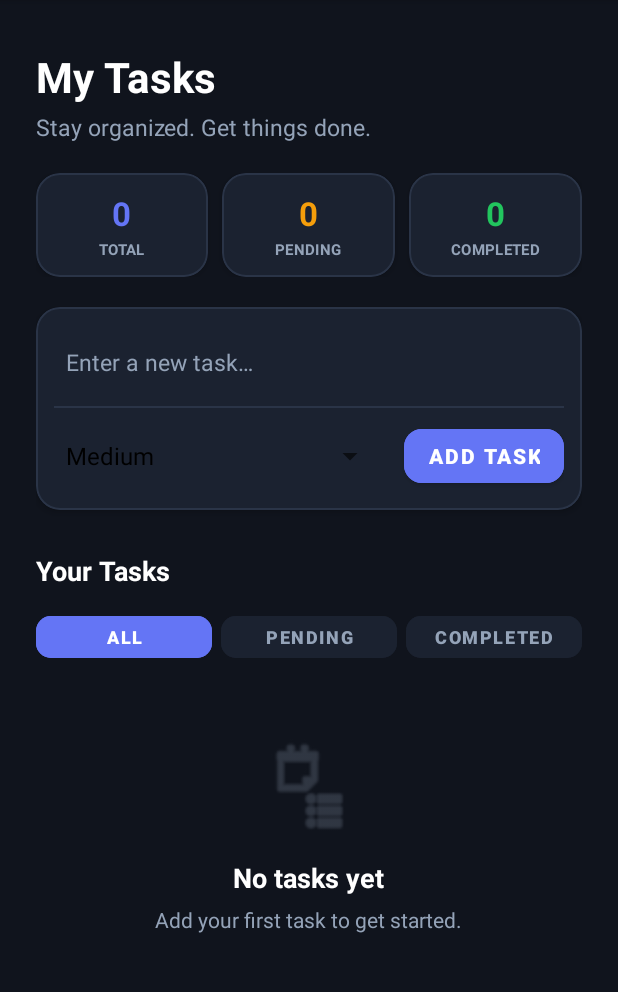
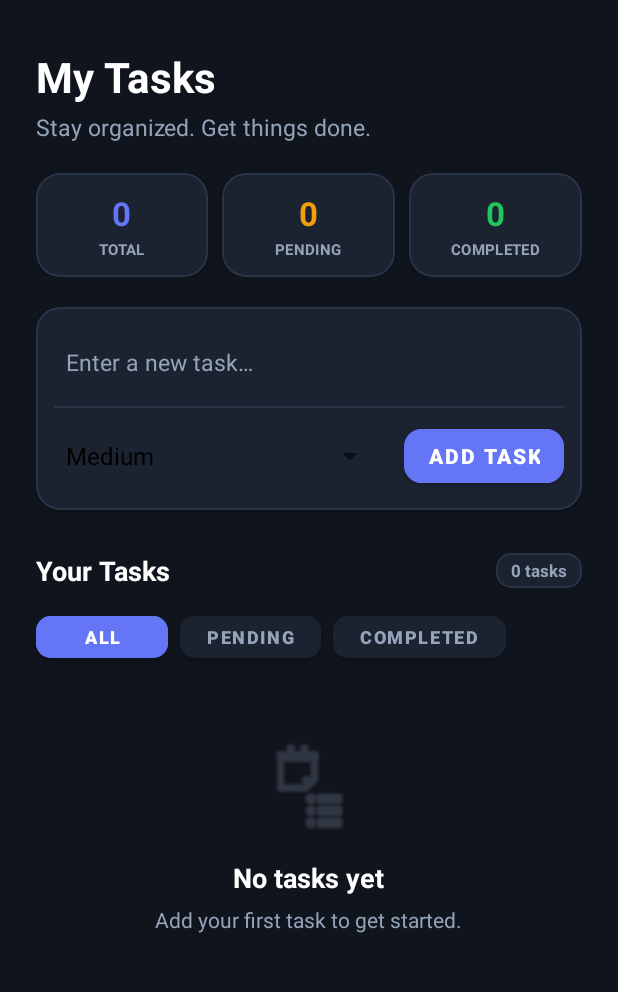
Before and after one commit to zaid-code-max/employee-task-manager, an Android app: the TaskDetailsActivity screen opened directly, with no data from a screen before it, on a phone screen of 412 x 824 dp, the part 84-1076 px from its top. Run offline under Robolectric (Android 15) with nearby library versions, the phone set to English and light mode, and no system bars; our stand-ins replace Room's generated code.

Commit message:
Day 4: Fix filter tab buttons width constraint to prevent text truncation of Completed

```diff
--- a/app/src/main/res/layout/activity_task_details.xml
+++ b/app/src/main/res/layout/activity_task_details.xml
@@ -286,29 +286,48 @@
                 app:cardCornerRadius="10dp"
                 app:cardElevation="0dp"
                 app:strokeColor="@color/card_stroke"
-                app:strokeWidth="1dp"/>
+                app:strokeWidth="1dp">
+
+                <TextView
+                    android:id="@+id/textViewTaskCountBadge"
+                    android:layout_width="wrap_content"
+                    android:layout_height="wrap_content"
+                    android:paddingStart="10dp"
+                    android:paddingTop="4dp"
+                    android:paddingEnd="10dp"
+                    android:paddingBottom="4dp"
+                    android:text="0 tasks"
+                    android:textColor="@color/text_muted"
+                    android:textSize="11sp"
+                    android:textStyle="bold" />
+
+            </com.google.android.material.card.MaterialCardView>
 
         </LinearLayout>
 
-        <!-- Filter Tabs (All, Pending, Completed) -->
-        <LinearLayout
-            android:id="@+id/layoutFilterTabs"
-            android:layout_width="0dp"
+        <!-- Horizontal Scrollable Filter Tabs (All, Pending, Completed) -->
+        <HorizontalScrollView
+            android:id="@+id/scrollFilterTabs"
+            android:layout_width="wrap_content"
             android:layout_height="wrap_content"
             android:layout_marginTop="12dp"
-            android:orientation="horizontal"
-            android:weightSum="3"
-            app:layout_constraintEnd_toEndOf="parent"
+            android:scrollbars="none"
             app:layout_constraintStart_toStartOf="parent"
             app:layout_constraintTop_toBottomOf="@+id/layoutSectionHeader">
 
+            <LinearLayout
+                android:layout_width="wrap_content"
+                android:layout_height="wrap_content"
+                android:orientation="horizontal">
+
                 <Button
                     android:id="@+id/btnFilterAll"
-                android:layout_width="0dp"
+                    android:layout_width="wrap_content"
                     android:layout_height="40dp"
-                android:layout_weight="1"
-                android:layout_marginEnd="4dp"
+                    android:layout_marginEnd="8dp"
                     android:backgroundTint="@color/primary_indigo"
+                    android:paddingStart="18dp"
+                    android:paddingEnd="18dp"
                     android:text="All"
                     android:textColor="@color/text_white"
                     android:textSize="12sp"
@@ -317,12 +336,12 @@
 
                 <Button
                     android:id="@+id/btnFilterPending"
-                android:layout_width="0dp"
+                    android:layout_width="wrap_content"
                     android:layout_height="40dp"
-                android:layout_weight="1"
-                android:layout_marginStart="2dp"
-                android:layout_marginEnd="2dp"
+                    android:layout_marginEnd="8dp"
                     android:backgroundTint="@color/card_dark"
+                    android:paddingStart="18dp"
+                    android:paddingEnd="18dp"
                     android:text="Pending"
                     android:textColor="@color/text_muted"
                     android:textSize="12sp"
@@ -331,11 +350,11 @@
 
                 <Button
                     android:id="@+id/btnFilterCompleted"
-                android:layout_width="0dp"
+                    android:layout_width="wrap_content"
                     android:layout_height="40dp"
-                android:layout_weight="1"
-                android:layout_marginStart="4dp"
                     android:backgroundTint="@color/card_dark"
+                    android:paddingStart="18dp"
+                    android:paddingEnd="18dp"
                     android:text="Completed"
                     android:textColor="@color/text_muted"
                     android:textSize="12sp"
@@ -343,6 +362,8 @@
                     app:cornerRadius="10dp" />
 
             </LinearLayout>
+
+        </HorizontalScrollView>
 
         <androidx.recyclerview.widget.RecyclerView
             android:id="@+id/recyclerViewTasks"
@@ -352,7 +373,7 @@
             android:nestedScrollingEnabled="false"
             app:layout_constraintEnd_toEndOf="parent"
             app:layout_constraintStart_toStartOf="parent"
-            app:layout_constraintTop_toBottomOf="@id/layoutFilterTabs" />
+            app:layout_constraintTop_toBottomOf="@id/scrollFilterTabs" />
 
         <LinearLayout
             android:id="@+id/textViewEmptyState"
@@ -364,7 +385,7 @@
             android:visibility="gone"
             app:layout_constraintEnd_toEndOf="parent"
             app:layout_constraintStart_toStartOf="parent"
-            app:layout_constraintTop_toBottomOf="@id/layoutFilterTabs">
+            app:layout_constraintTop_toBottomOf="@id/scrollFilterTabs">
 
             <ImageView
                 android:layout_width="64dp"
```
Lines whose indentation alone changed are shown as unchanged.
